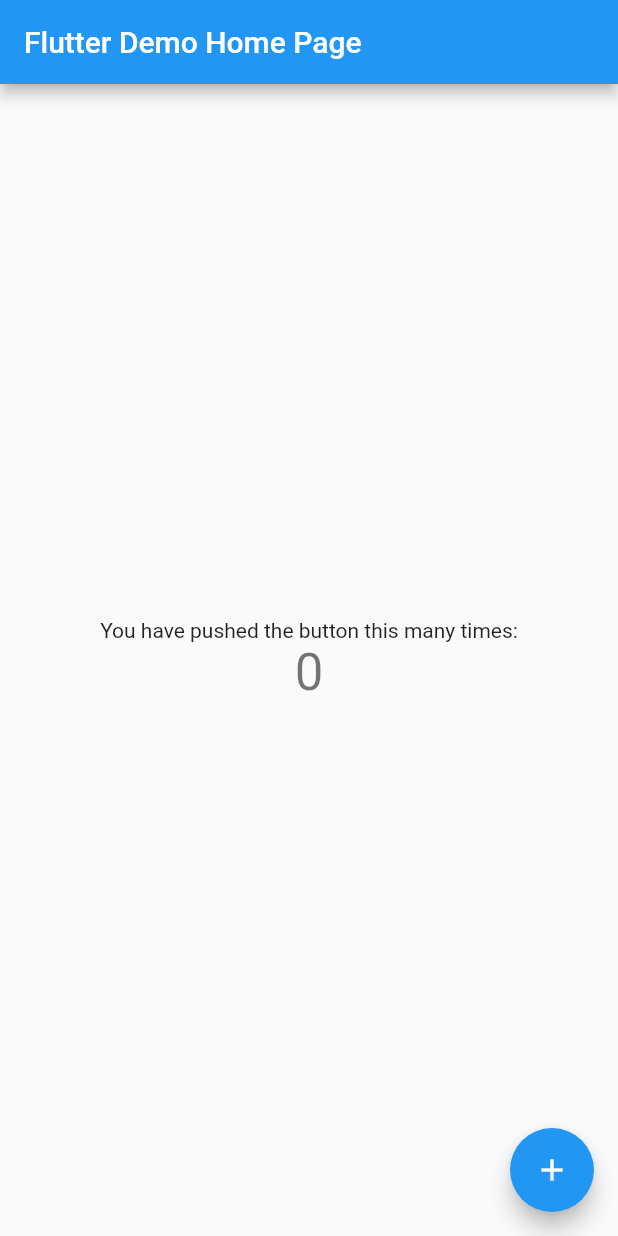
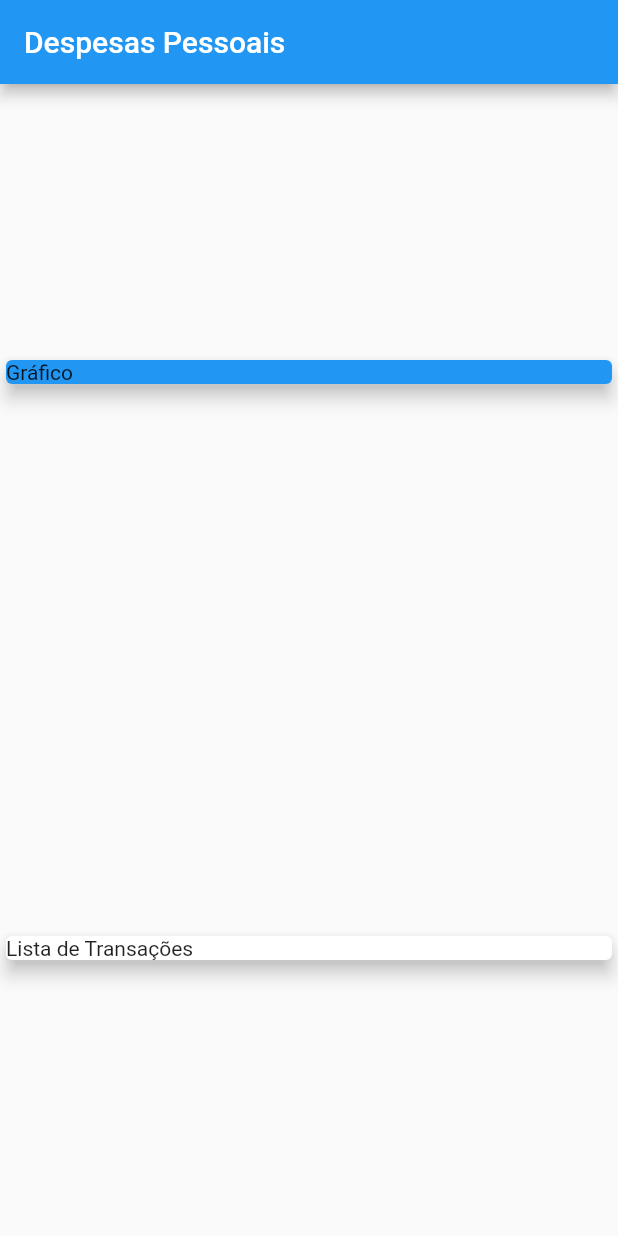
Before and after one commit to daniel22390/expenses, a Flutter app: the screen it shows after launch, on a phone screen of 412 x 824 dp. Run offline on Flutter 3.47's test engine with Material 2 defaults, Android fonts, the phone set to English and light mode, and no system bars.

Commit message:
criando classe principal.

```diff
--- a/lib/main.dart
+++ b/lib/main.dart
@@ -1,113 +1,41 @@
+import 'dart:io';
+
+import 'package:flutter/cupertino.dart';
 import 'package:flutter/material.dart';
 
-void main() {
-  runApp(MyApp());
+main() {
+  runApp(ExpensesApp());
 }
 
-class MyApp extends StatelessWidget {
-  // This widget is the root of your application.
+class ExpensesApp extends StatelessWidget {
   @override
   Widget build(BuildContext context) {
-    return MaterialApp(
-      title: 'Flutter Demo',
-      theme: ThemeData(
-        // This is the theme of your application.
-        //
-        // Try running your application with "flutter run". You'll see the
-        // application has a blue toolbar. Then, without quitting the app, try
-        // changing the primarySwatch below to Colors.green and then invoke
-        // "hot reload" (press "r" in the console where you ran "flutter run",
-        // or simply save your changes to "hot reload" in a Flutter IDE).
-        // Notice that the counter didn't reset back to zero; the application
-        // is not restarted.
-        primarySwatch: Colors.blue,
-      ),
-      home: MyHomePage(title: 'Flutter Demo Home Page'),
+    return MaterialApp(home: MyHomePage());
+  }
+}
+
+class MyHomePage extends StatelessWidget {
+  @override
+  Widget build(BuildContext context) {
+    return Scaffold(
+      appBar: AppBar(title: Text("Despesas Pessoais")),
+      body: Column(
+          mainAxisAlignment: MainAxisAlignment.spaceAround,
+          crossAxisAlignment: CrossAxisAlignment.stretch,
+          children: [
+            Container(
+              width: double.infinity,
+              child: Card(
+                color: Colors.blue,
+                child: Text('Gráfico'),
+                elevation: 5,
+              ),
+            ),
+            Card(
+              child: Text('Lista de Transações'),
+              elevation: 5,
+            )
+          ]),
     );
   }
 }
-
-class MyHomePage extends StatefulWidget {
-  MyHomePage({Key? key, required this.title}) : super(key: key);
-
-  // This widget is the home page of your application. It is stateful, meaning
-  // that it has a State object (defined below) that contains fields that affect
-  // how it looks.
-
-  // This class is the configuration for the state. It holds the values (in this
-  // case the title) provided by the parent (in this case the App widget) and
-  // used by the build method of the State. Fields in a Widget subclass are
-  // always marked "final".
-
-  final String title;
-
-  @override
-  _MyHomePageState createState() => _MyHomePageState();
-}
-
-class _MyHomePageState extends State<MyHomePage> {
-  int _counter = 0;
-
-  void _incrementCounter() {
-    setState(() {
-      // This call to setState tells the Flutter framework that something has
-      // changed in this State, which causes it to rerun the build method below
-      // so that the display can reflect the updated values. If we changed
-      // _counter without calling setState(), then the build method would not be
-      // called again, and so nothing would appear to happen.
-      _counter++;
-    });
-  }
-
-  @override
-  Widget build(BuildContext context) {
-    // This method is rerun every time setState is called, for instance as done
-    // by the _incrementCounter method above.
-    //
-    // The Flutter framework has been optimized to make rerunning build methods
-    // fast, so that you can just rebuild anything that needs updating rather
-    // than having to individually change instances of widgets.
-    return Scaffold(
-      appBar: AppBar(
-        // Here we take the value from the MyHomePage object that was created by
-        // the App.build method, and use it to set our appbar title.
-        title: Text(widget.title),
-      ),
-      body: Center(
-        // Center is a layout widget. It takes a single child and positions it
-        // in the middle of the parent.
-        child: Column(
-          // Column is also a layout widget. It takes a list of children and
-          // arranges them vertically. By default, it sizes itself to fit its
-          // children horizontally, and tries to be as tall as its parent.
-          //
-          // Invoke "debug painting" (press "p" in the console, choose the
-          // "Toggle Debug Paint" action from the Flutter Inspector in Android
-          // Studio, or the "Toggle Debug Paint" command in Visual Studio Code)
-          // to see the wireframe for each widget.
-          //
-          // Column has various properties to control how it sizes itself and
-          // how it positions its children. Here we use mainAxisAlignment to
-          // center the children vertically; the main axis here is the vertical
-          // axis because Columns are vertical (the cross axis would be
-          // horizontal).
-          mainAxisAlignment: MainAxisAlignment.center,
-          children: <Widget>[
-            Text(
-              'You have pushed the button this many times:',
-            ),
-            Text(
-              '$_counter',
-              style: Theme.of(context).textTheme.headline4,
-            ),
-          ],
-        ),
-      ),
-      floatingActionButton: FloatingActionButton(
-        onPressed: _incrementCounter,
-        tooltip: 'Increment',
-        child: Icon(Icons.add),
-      ), // This trailing comma makes auto-formatting nicer for build methods.
-    );
-  }
-}
```
Also changed, not shown: 1 other file.
